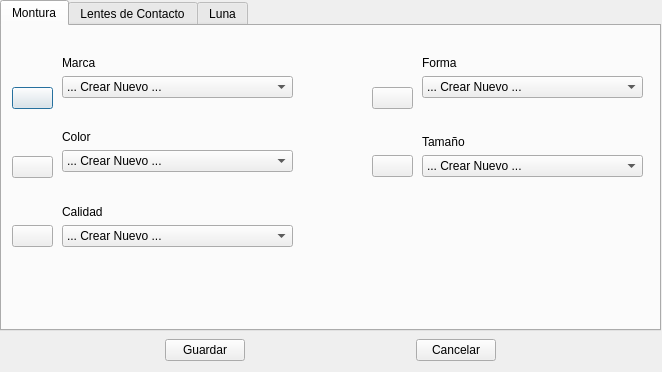
This is ui_configurarproducto.ui in benArambide/ProyFinal-IS2 as Qt 5 draws it before an edit. The edited form follows.
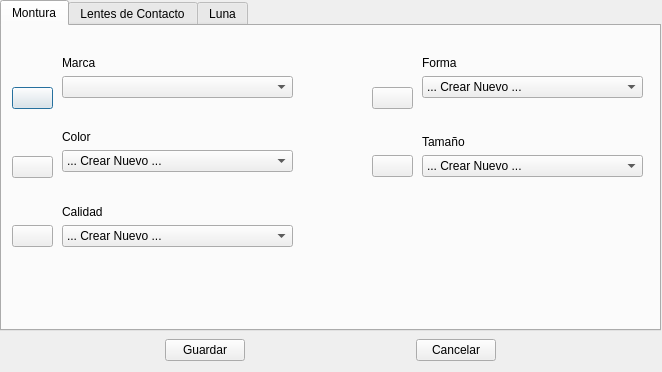
This is the edited form. Icons and pictures are not drawn.

The edit to the form file:
```diff
--- a/ui_configurarproducto.ui
+++ b/ui_configurarproducto.ui
@@ -110,15 +110,18 @@
          </item>
          <item row="2" column="0">
           <widget class="QComboBox" name="ComBo_Marca">
-           <item>
-            <property name="text">
-             <string>... Crear Nuevo ...</string>
-            </property>
-            <property name="icon">
-             <iconset resource="Icons/Icons.qrc">
-              <normaloff>:/Icons/1348112114_notification_add.png</normaloff>:/Icons/1348112114_notification_add.png</iconset>
-            </property>
-           </item>
+           <property name="enabled">
+            <bool>true</bool>
+           </property>
+           <property name="acceptDrops">
+            <bool>false</bool>
+           </property>
+           <property name="inputMethodHints">
+            <set>Qt::ImhNone</set>
+           </property>
+           <property name="editable">
+            <bool>false</bool>
+           </property>
           </widget>
          </item>
          <item row="8" column="0">
```
